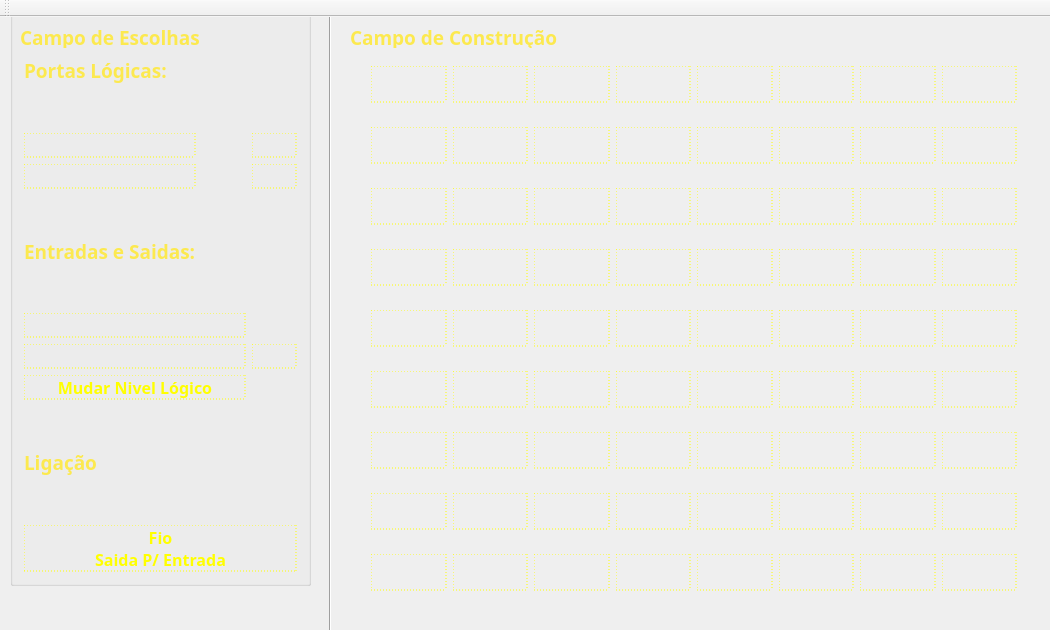
ezequiel098/Circuito, file CircuitoTP/mainwindow.ui: the form before one commit.
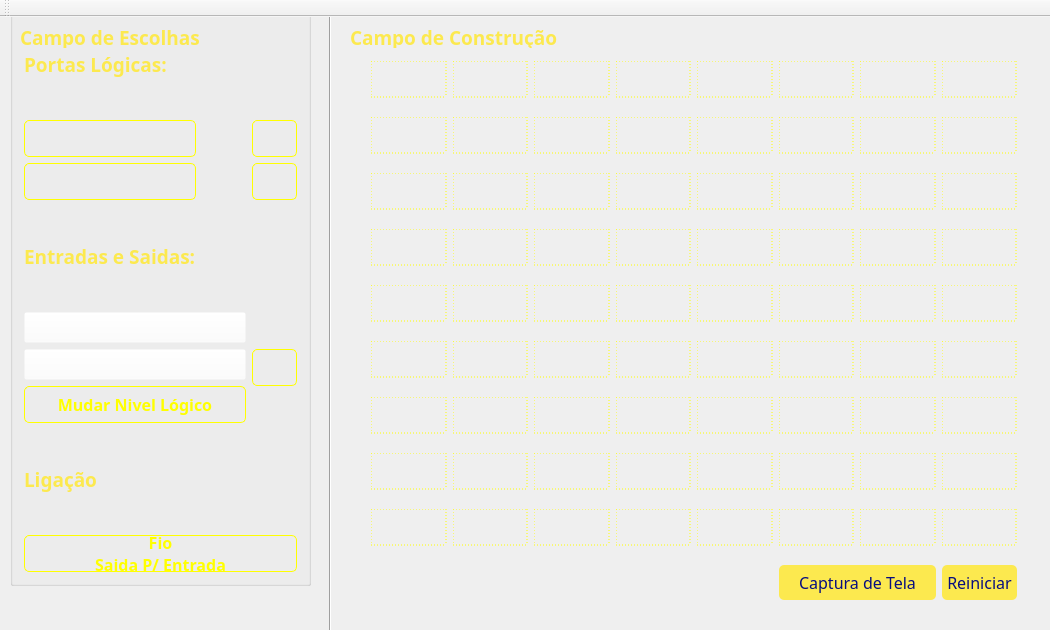
The form after the commit. Icons and pictures are not drawn.

Commit message: Botões de Reiniciar e captura de Tela

The edit to the form file:
```diff
--- a/CircuitoTP/mainwindow.ui
+++ b/CircuitoTP/mainwindow.ui
@@ -481,9 +481,11 @@
        </property>
        <property name="styleSheet">
         <string notr="true">background-color: rgba(255, 255, 255, 0);
-border-style:dotted;
+border-style: solid;
 border-width: 0.5px;
-border-color: rgb(255, 255, 0);</string>
+border-color: rgb(255, 255, 0);
+border-radius:5px;
+height: 35px;</string>
        </property>
        <property name="text">
         <string/>
@@ -761,9 +763,11 @@
        </property>
        <property name="styleSheet">
         <string notr="true">background-color: rgba(255, 255, 255, 0);
-border-style:dotted;
+border-style: solid;
 border-width: 0.5px;
-border-color: rgb(255, 255, 0);</string>
+border-color: rgb(255, 255, 0);
+border-radius:5px;
+height: 35px;</string>
        </property>
        <property name="text">
         <string/>
@@ -913,9 +917,11 @@
        </property>
        <property name="styleSheet">
         <string notr="true">background-color: rgba(255, 255, 255, 0);
-border-style:dotted;
+border-style: solid;
 border-width: 0.5px;
-border-color: rgb(255, 255, 0);</string>
+border-color: rgb(255, 255, 0);
+border-radius:5px;
+height: 35px;</string>
        </property>
        <property name="text">
         <string/>
@@ -1195,9 +1201,7 @@
          </property>
          <property name="styleSheet">
           <string notr="true">background-color: rgba(255, 255, 255, 0);
-border-style:dotted;
-border-width: 0.5px;
-border-color: rgb(255, 255, 0);</string>
+</string>
          </property>
          <property name="text">
           <string/>
@@ -1347,9 +1351,7 @@
          </property>
          <property name="styleSheet">
           <string notr="true">background-color: rgba(255, 255, 255, 0);
-border-style:dotted;
-border-width: 0.5px;
-border-color: rgb(255, 255, 0);</string>
+</string>
          </property>
          <property name="text">
           <string/>
@@ -1499,9 +1501,11 @@
          </property>
          <property name="styleSheet">
           <string notr="true">background-color: rgba(255, 255, 255, 0);
-border-style:dotted;
+border-style: solid;
 border-width: 0.5px;
-border-color: rgb(255, 255, 0);</string>
+border-color: rgb(255, 255, 0);
+border-radius:5px;
+height: 35px;</string>
          </property>
          <property name="text">
           <string>Mudar Nivel Lógico</string>
@@ -1649,9 +1653,11 @@
        </property>
        <property name="styleSheet">
         <string notr="true">background-color: rgba(255, 255, 255, 0);
-border-style:dotted;
+border-style: solid;
 border-width: 0.5px;
-border-color: rgb(255, 255, 0);</string>
+border-color: rgb(255, 255, 0);
+border-radius:5px;
+height: 35px;</string>
        </property>
        <property name="text">
         <string>Fio
@@ -1798,9 +1804,11 @@
        </property>
        <property name="styleSheet">
         <string notr="true">background-color: rgba(255, 255, 255, 0);
-border-style:dotted;
+border-style: solid;
 border-width: 0.5px;
-border-color: rgb(255, 255, 0);</string>
+border-color: rgb(255, 255, 0);
+border-radius:5px;
+height: 35px;</string>
        </property>
        <property name="text">
         <string/>
@@ -1950,9 +1958,11 @@
        </property>
        <property name="styleSheet">
         <string notr="true">background-color: rgba(255, 255, 255, 0);
-border-style:dotted;
+border-style: solid;
 border-width: 0.5px;
-border-color: rgb(255, 255, 0);</string>
+border-color: rgb(255, 255, 0);
+border-radius:5px;
+height: 35px;</string>
        </property>
        <property name="text">
         <string/>
@@ -6682,8 +6692,7 @@
         </font>
        </property>
        <property name="styleSheet">
-        <string notr="true">background-color: rgba(255, 255, 255, 0);
-border-style:dotted;
+        <string notr="true">border-style:dotted;
 border-width: 0.5px;
 border-color: rgb(255, 255, 0);
 height: 35px;</string>
@@ -13125,6 +13134,55 @@
        </property>
       </widget>
      </item>
+     <item row="9" column="7">
+      <widget class="QPushButton" name="pushButton">
+       <property name="font">
+        <font>
+         <family>Penguin</family>
+         <pointsize>12</pointsize>
+         <weight>9</weight>
+         <italic>false</italic>
+         <bold>false</bold>
+        </font>
+       </property>
+       <property name="cursor">
+        <cursorShape>PointingHandCursor</cursorShape>
+       </property>
+       <property name="styleSheet">
+        <string notr="true">background-color: rgb(252, 233, 79);
+border-radius:5px;
+height: 35px;
+color: rgb(7, 13, 127);
+font: 75 12pt &quot;Penguin&quot;;</string>
+       </property>
+       <property name="text">
+        <string>Reiniciar</string>
+       </property>
+      </widget>
+     </item>
+     <item row="9" column="5" colspan="2">
+      <widget class="QPushButton" name="pushButton_2">
+       <property name="font">
+        <font>
+         <family>Penguin</family>
+         <pointsize>12</pointsize>
+         <weight>9</weight>
+         <italic>false</italic>
+         <bold>false</bold>
+        </font>
+       </property>
+       <property name="styleSheet">
+        <string notr="true">background-color: rgb(252, 233, 79);
+border-radius:5px;
+height: 35px;
+color: rgb(7, 13, 127);
+font: 75 12pt &quot;Penguin&quot;;</string>
+       </property>
+       <property name="text">
+        <string>Captura de Tela</string>
+       </property>
+      </widget>
+     </item>
     </layout>
     <zorder>pushButton_58</zorder>
     <zorder>pushButton_15</zorder>
```
Left out of the diff: 2 changed lines with no effect on the pictures. The commit also changes 12 other files.
